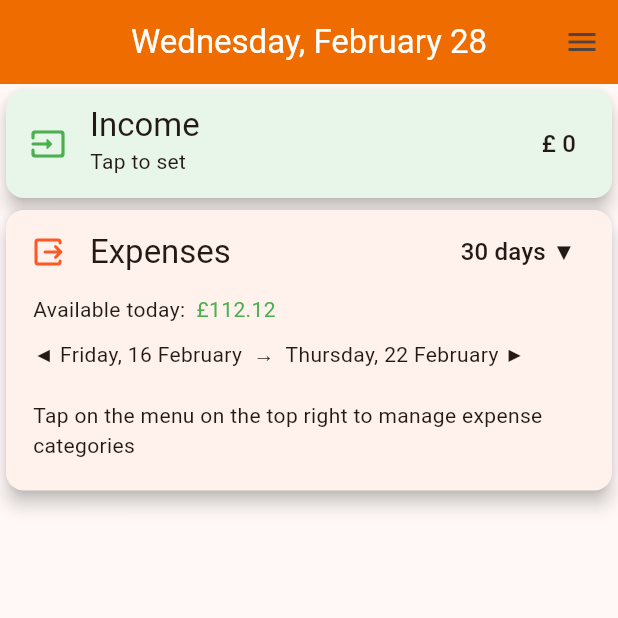
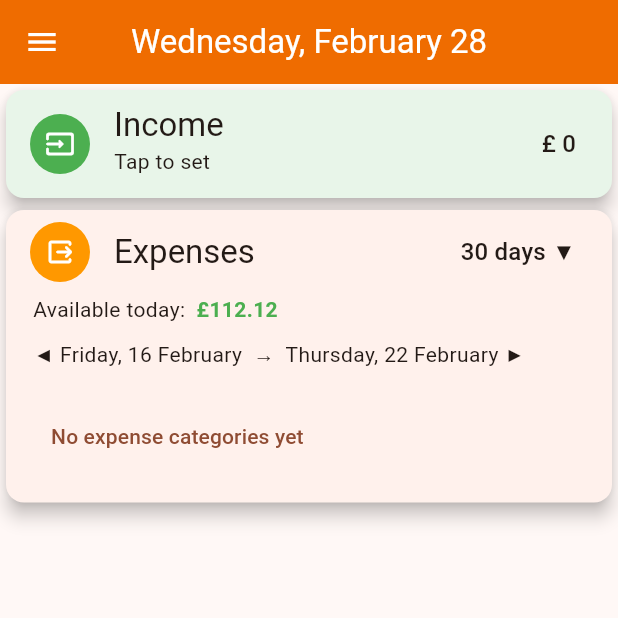
Before and after one commit to stivlo/budget, a Flutter app: the screen it shows after launch, after a tap on "USD", after a tap on the "arrow drop up" icon, after a tap on "Next >", on a phone screen of 412 x 824 dp, the top half of it. Run offline on Flutter 3.47's test engine with Material 3 defaults, Android fonts, the light colour scheme and no system bars; our stand-ins replace shared_preferences.

Commit message:
styling changes, creagted new widget CircleIcon

```diff
--- a/lib/screen/home_screen.dart
+++ b/lib/screen/home_screen.dart
@@ -1,4 +1,5 @@
 import 'package:budget/helper/date_helper.dart';
+import 'package:budget/widget/circle_icon.dart';
 import 'package:flutter/material.dart';
 
 import '../provider/currency_provider.dart';
@@ -12,12 +13,12 @@ class HomeScreen extends StatelessWidget {
   Widget build(BuildContext context) {
     return Scaffold(
         appBar: AppBar(
-          title: Text(DateHelper.formattedDate()),
-          centerTitle: true,
-          actions: [
-            PopupMenuButton(
+          leading: PopupMenuButton(
             onSelected: (selectedValue) {},
-              icon: const Icon(Icons.menu),
+            icon: const Icon(
+              Icons.menu,
+              color: Colors.white,
+            ),
             itemBuilder: (ctx) => [
               const PopupMenuItem(
                 value: 1,
@@ -27,13 +28,14 @@ class HomeScreen extends StatelessWidget {
                       Icons.output_rounded,
                       color: Colors.deepOrange,
                     ),
-                      Text(' Manage Expense Categories')
+                    Text(' New Expense Category')
                   ],
                 ),
               ),
             ],
           ),
-          ],
+          title: Text(DateHelper.formattedDate()),
+          centerTitle: true,
         ),
         body: SingleChildScrollView(
           child: Column(
@@ -42,10 +44,7 @@ class HomeScreen extends StatelessWidget {
                 elevation: 5,
                 color: Colors.green[50],
                 child: ListTile(
-                  leading: const Icon(
-                    Icons.input_rounded,
-                    color: Colors.green,
-                  ),
+                  leading: const CircleIcon(Icons.input_rounded, Colors.green),
                   title: Text('Income', style: Theme.of(context).textTheme.titleLarge),
                   subtitle:
                       Text('Tap to set', style: Theme.of(context).textTheme.bodyMedium),
@@ -58,10 +57,7 @@ class HomeScreen extends StatelessWidget {
                     crossAxisAlignment: CrossAxisAlignment.start,
                     children: [
                       ListTile(
-                        leading: const Icon(
-                          Icons.output_rounded,
-                          color: Colors.deepOrange,
-                        ),
+                        leading: const CircleIcon(Icons.output_rounded, Colors.orange),
                         title: Text('Expenses',
                             style: Theme.of(context).textTheme.titleLarge),
                         trailing: Text('30 days ▼',
@@ -72,7 +68,11 @@ class HomeScreen extends StatelessWidget {
                         child: Row(
                           children: [
                             Text('Available today: '),
-                            Text(' £112.12', style: TextStyle(color: Colors.green)),
+                            Text(' £112.12',
+                                style: TextStyle(
+                                  color: Colors.green,
+                                  fontWeight: FontWeight.bold,
+                                )),
                           ],
                         ),
                       ),
@@ -82,11 +82,12 @@ class HomeScreen extends StatelessWidget {
                         child: Text('◀ Friday, 16 February  →  Thursday, 22 February ▶'),
                       ),
                       const SizedBox(height: 20),
-                      const Padding(
-                        padding: EdgeInsets.symmetric(horizontal: 18),
-                        child: Text(
-                            'Tap on the menu on the top right to manage expense categories'),
-                      ),
+                      Padding(
+                          padding: const EdgeInsets.symmetric(horizontal: 18),
+                          child: TextButton(
+                            onPressed: () {},
+                            child: const Text('No expense categories yet'),
+                          )),
                       const SizedBox(height: 20),
                     ],
                   ))
--- /dev/null
+++ b/lib/widget/circle_icon.dart
@@ -0,0 +1,20 @@
+import 'package:flutter/material.dart';
+
+class CircleIcon extends StatelessWidget {
+  const CircleIcon(this.iconData, this.background, {super.key});
+
+  final IconData iconData;
+  final Color background;
+
+  @override
+  Widget build(BuildContext context) {
+    return CircleAvatar(
+      backgroundColor: background,
+      child: Icon(
+        iconData,
+        color: Colors.white,
+        size: 20,
+      ),
+    );
+  }
+}
```
Lines whose indentation alone changed are shown as unchanged.
